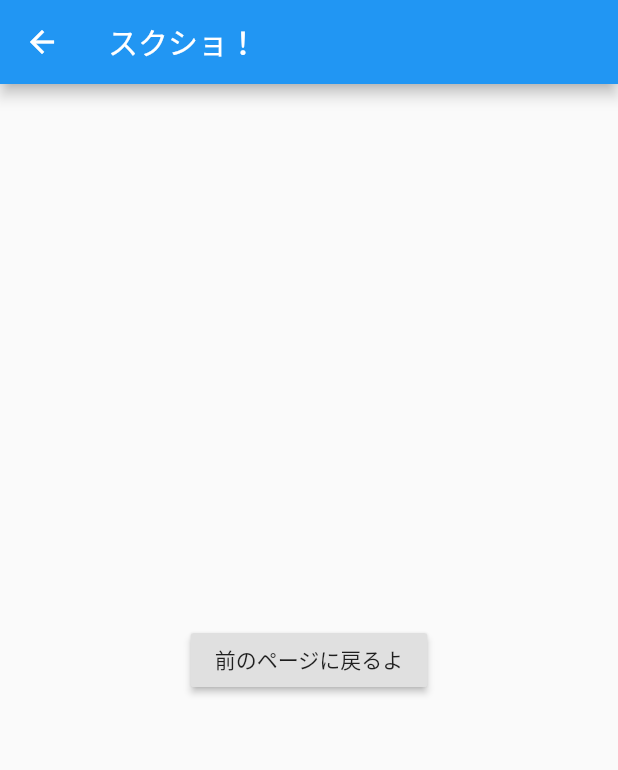
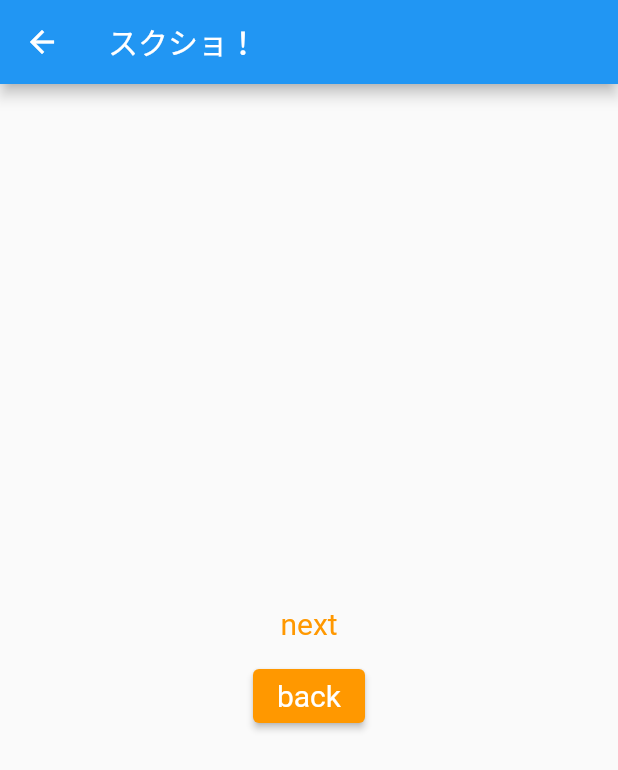
Before and after one commit to mofunemu/benesse_mofunemu, a Flutter app: the NextPage screen opened directly, on a phone screen of 412 x 824 dp. Shown: the top 770 px of the screen. Run offline on Flutter 3.47's test engine with Material 2 defaults, Android fonts, the phone set to English and light mode, and no system bars.

Commit message:
画面遷移複数ページ

```diff
--- a/lib/next_page.dart
+++ b/lib/next_page.dart
@@ -1,4 +1,5 @@
 import 'package:flutter/material.dart';
+import 'nextnextpage.dart';
 
 class NextPage extends StatelessWidget {
   @override
@@ -10,13 +11,35 @@ class NextPage extends StatelessWidget {
         ),
       ),
       body: Center(
-        child: RaisedButton(
-          child: Text('前のページに戻るよ'),
-          onPressed: () {
-// -*--*--*--*--*- Navigator -*--*--*--*--*-
-            Navigator.pop(context);
-// -*--*--*--*--*- Navigator -*--*--*--*--*-
-          },
+        child: Column(
+          mainAxisAlignment: MainAxisAlignment.center,
+          children: [
+            TextButton(
+              onPressed: () {
+                Navigator.push(context,
+                    MaterialPageRoute(builder: (context) => NextNextPage()));
+              },
+              child: Text('next'),
+              style: TextButton.styleFrom(
+                primary: Colors.orange,
+                textStyle: TextStyle(
+                  fontSize: 20,
+                ),
+              ),
+            ),
+            ElevatedButton(
+              onPressed: () {
+                Navigator.pop(context);
+              },
+              child: Text('back'),
+              style: ElevatedButton.styleFrom(
+                primary: Colors.orange,
+                textStyle: TextStyle(
+                  fontSize: 20,
+                ),
+              ),
+            ),
+          ],
         ),
       ),
     );
```
Also changed, not shown: lib/button.dart (added, +72 -0 lines), lib/nextnextpage.dart (added, +24 -0 lines).
